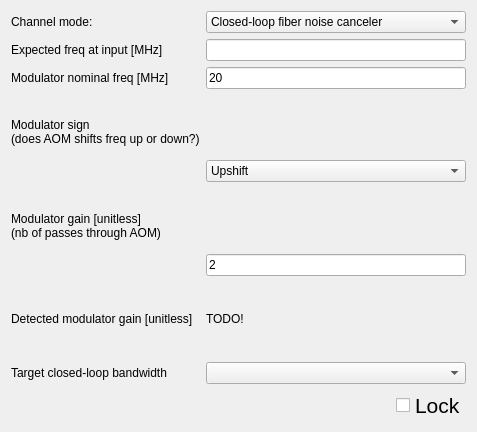
Qt form digital_servo_python_gui/controller_settings_widget.ui (jddes/Frequency-comb-DPLL) before a commit.
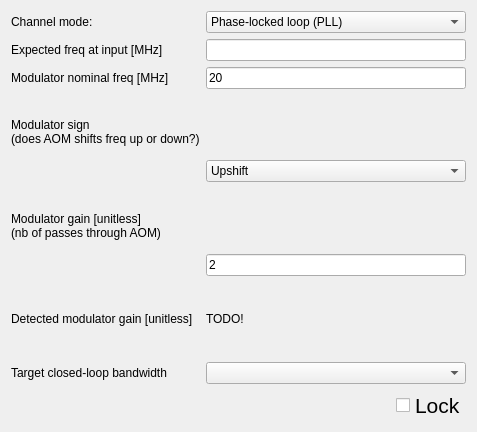
The same form after that commit.

What changed in the file:
```diff
--- a/digital_servo_python_gui/controller_settings_widget.ui
+++ b/digital_servo_python_gui/controller_settings_widget.ui
@@ -26,7 +26,7 @@
      </item>
      <item>
       <property name="text">
-       <string>Closed-loop fiber noise canceler</string>
+       <string>Phase-locked loop (PLL)</string>
       </property>
      </item>
     </widget>
```
